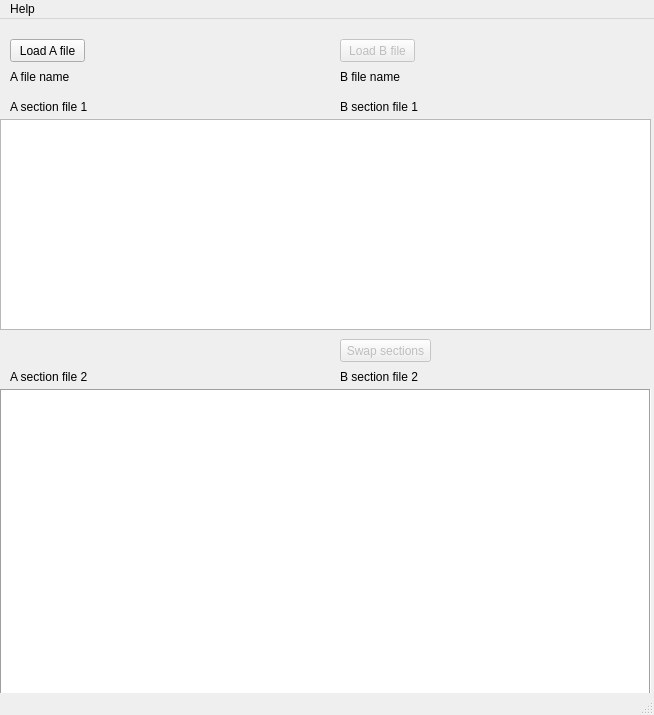
Above: CuraCompareProfiles.ui from aleksandarpu/CuraProfileCompare before the change. Below: the same form after it.
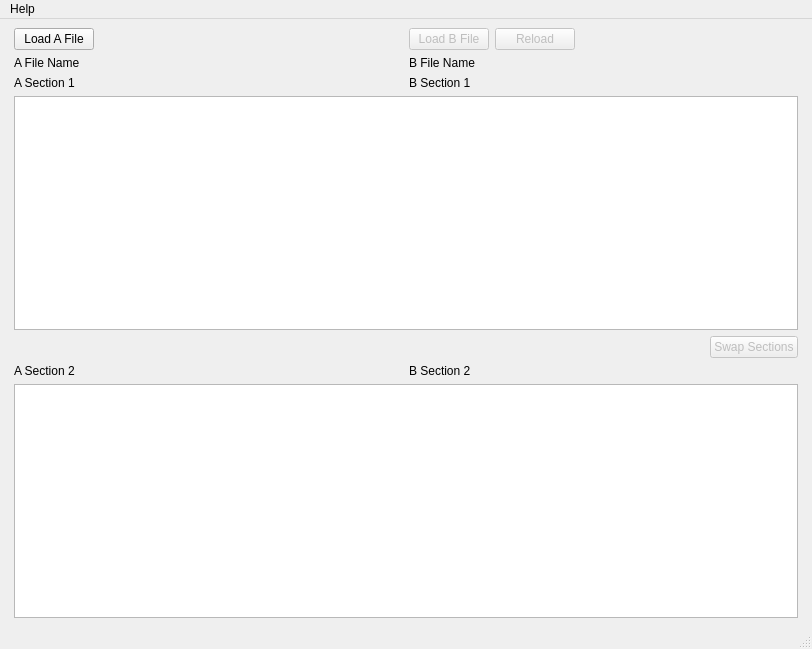
That is the form after the change.

```diff
--- a/CuraCompareProfiles.ui
+++ b/CuraCompareProfiles.ui
@@ -6,185 +6,234 @@
    <rect>
     <x>0</x>
     <y>0</y>
-    <width>654</width>
-    <height>715</height>
+    <width>812</width>
+    <height>649</height>
    </rect>
   </property>
+  <property name="sizePolicy">
+   <sizepolicy hsizetype="Expanding" vsizetype="Expanding">
+    <horstretch>0</horstretch>
+    <verstretch>0</verstretch>
+   </sizepolicy>
+  </property>
   <property name="windowTitle">
    <string>CuraCompareProfiles</string>
   </property>
   <widget class="QWidget" name="centralwidget">
-   <widget class="QPushButton" name="pushButtonLoadLeft">
-    <property name="geometry">
-     <rect>
-      <x>10</x>
-      <y>20</y>
-      <width>75</width>
-      <height>23</height>
-     </rect>
-    </property>
+   <layout class="QGridLayout" name="gridLayout">
+    <item row="0" column="0">
+     <layout class="QVBoxLayout" name="verticalLayout_4">
+      <property name="sizeConstraint">
+       <enum>QLayout::SetDefaultConstraint</enum>
+      </property>
+      <property name="leftMargin">
+       <number>5</number>
+      </property>
+      <property name="rightMargin">
+       <number>5</number>
+      </property>
+      <item>
+       <layout class="QHBoxLayout" name="horizontalLayout_3">
+        <item>
+         <layout class="QVBoxLayout" name="verticalLayout">
+          <item>
+           <layout class="QHBoxLayout" name="horizontalLayout">
+            <item>
+             <widget class="QPushButton" name="pushButtonLoadA">
     <property name="text">
-     <string>Load A file</string>
-    </property>
-   </widget>
-   <widget class="QPushButton" name="pushButtonLoadRight">
-    <property name="enabled">
-     <bool>false</bool>
-    </property>
-    <property name="geometry">
-     <rect>
-      <x>340</x>
-      <y>20</y>
-      <width>75</width>
-      <height>23</height>
-     </rect>
-    </property>
+               <string>Load A File</string>
+              </property>
+             </widget>
+            </item>
+            <item>
+             <spacer name="horizontalSpacer">
+              <property name="orientation">
+               <enum>Qt::Horizontal</enum>
+              </property>
+              <property name="sizeHint" stdset="0">
+               <size>
+                <width>40</width>
+                <height>20</height>
+               </size>
+              </property>
+             </spacer>
+            </item>
+           </layout>
+          </item>
+          <item>
+           <widget class="QLabel" name="labelFileNameA">
+            <property name="sizePolicy">
+             <sizepolicy hsizetype="Ignored" vsizetype="Preferred">
+              <horstretch>0</horstretch>
+              <verstretch>0</verstretch>
+             </sizepolicy>
+            </property>
     <property name="text">
-     <string>Load B file</string>
-    </property>
-   </widget>
-   <widget class="QLabel" name="labelLeftFile">
-    <property name="geometry">
-     <rect>
-      <x>10</x>
-      <y>50</y>
-      <width>301</width>
-      <height>16</height>
-     </rect>
+             <string>A File Name</string>
+            </property>
+           </widget>
+          </item>
+          <item>
+           <widget class="QLabel" name="labelFileASection1">
+            <property name="sizePolicy">
+             <sizepolicy hsizetype="Ignored" vsizetype="Preferred">
+              <horstretch>0</horstretch>
+              <verstretch>0</verstretch>
+             </sizepolicy>
     </property>
     <property name="text">
-     <string>A file name</string>
-    </property>
-   </widget>
-   <widget class="QLabel" name="labelLeftSub1">
-    <property name="geometry">
-     <rect>
-      <x>10</x>
-      <y>80</y>
-      <width>301</width>
-      <height>16</height>
-     </rect>
+             <string>A Section 1</string>
+            </property>
+           </widget>
+          </item>
+         </layout>
+        </item>
+        <item>
+         <layout class="QVBoxLayout" name="verticalLayout_2">
+          <item>
+           <layout class="QHBoxLayout" name="horizontalLayout_2">
+            <item>
+             <widget class="QPushButton" name="pushButtonLoadB">
+              <property name="enabled">
+               <bool>false</bool>
     </property>
     <property name="text">
-     <string>A section file 1</string>
-    </property>
-   </widget>
-   <widget class="QLabel" name="labelLeftSub2">
-    <property name="geometry">
-     <rect>
-      <x>10</x>
-      <y>350</y>
-      <width>301</width>
-      <height>16</height>
-     </rect>
+               <string>Load B File</string>
+              </property>
+             </widget>
+            </item>
+            <item>
+             <widget class="QPushButton" name="pushButtonReloadB">
+              <property name="enabled">
+               <bool>false</bool>
     </property>
     <property name="text">
-     <string>A section file 2</string>
-    </property>
-   </widget>
-   <widget class="QLabel" name="labelRightFile">
-    <property name="geometry">
-     <rect>
-      <x>340</x>
-      <y>50</y>
-      <width>301</width>
-      <height>16</height>
-     </rect>
-    </property>
-    <property name="text">
-     <string>B file name</string>
-    </property>
-   </widget>
-   <widget class="QLabel" name="labelRightSub1">
-    <property name="geometry">
-     <rect>
-      <x>340</x>
-      <y>80</y>
-      <width>301</width>
-      <height>16</height>
-     </rect>
+               <string>Reload</string>
+              </property>
+             </widget>
+            </item>
+            <item>
+             <spacer name="horizontalSpacer_3">
+              <property name="orientation">
+               <enum>Qt::Horizontal</enum>
+              </property>
+              <property name="sizeHint" stdset="0">
+               <size>
+                <width>40</width>
+                <height>20</height>
+               </size>
+              </property>
+             </spacer>
+            </item>
+           </layout>
+          </item>
+          <item>
+           <widget class="QLabel" name="labelFileNameB">
+            <property name="sizePolicy">
+             <sizepolicy hsizetype="Ignored" vsizetype="Preferred">
+              <horstretch>0</horstretch>
+              <verstretch>0</verstretch>
+             </sizepolicy>
     </property>
     <property name="text">
-     <string>B section file 1</string>
-    </property>
-   </widget>
-   <widget class="QLabel" name="labelRightSub2">
-    <property name="geometry">
-     <rect>
-      <x>340</x>
-      <y>350</y>
-      <width>301</width>
-      <height>16</height>
-     </rect>
+             <string>B File Name</string>
+            </property>
+           </widget>
+          </item>
+          <item>
+           <widget class="QLabel" name="labelFileBSection1">
+            <property name="sizePolicy">
+             <sizepolicy hsizetype="Ignored" vsizetype="Preferred">
+              <horstretch>0</horstretch>
+              <verstretch>0</verstretch>
+             </sizepolicy>
     </property>
     <property name="text">
-     <string>B section file 2</string>
-    </property>
-   </widget>
-   <widget class="QTableWidget" name="tableWidget_1">
-    <property name="geometry">
-     <rect>
-      <x>0</x>
-      <y>100</y>
-      <width>651</width>
-      <height>211</height>
-     </rect>
-    </property>
-    <property name="sizeAdjustPolicy">
-     <enum>QAbstractScrollArea::AdjustIgnored</enum>
-    </property>
-    <attribute name="horizontalHeaderVisible">
-     <bool>true</bool>
-    </attribute>
-    <attribute name="verticalHeaderVisible">
+             <string>B Section 1</string>
+            </property>
+           </widget>
+          </item>
+         </layout>
+        </item>
+       </layout>
+      </item>
+      <item>
+       <widget class="QTableWidget" name="tableWidget_1"/>
+      </item>
+      <item>
+       <layout class="QVBoxLayout" name="verticalLayout_3">
+        <item>
+         <layout class="QHBoxLayout" name="horizontalLayout_5">
+          <item>
+           <spacer name="horizontalSpacer_2">
+            <property name="orientation">
+             <enum>Qt::Horizontal</enum>
+            </property>
+            <property name="sizeHint" stdset="0">
+             <size>
+              <width>40</width>
+              <height>20</height>
+             </size>
+            </property>
+           </spacer>
+          </item>
+          <item>
+           <widget class="QPushButton" name="pushButtonSwapSections">
+            <property name="enabled">
      <bool>false</bool>
-    </attribute>
-   </widget>
-   <widget class="QTableWidget" name="tableWidget_2">
-    <property name="geometry">
-     <rect>
-      <x>0</x>
-      <y>370</y>
-      <width>651</width>
-      <height>311</height>
-     </rect>
-    </property>
-    <property name="frameShape">
-     <enum>QFrame::Box</enum>
-    </property>
-    <property name="sizeAdjustPolicy">
-     <enum>QAbstractScrollArea::AdjustIgnored</enum>
-    </property>
-    <attribute name="horizontalHeaderVisible">
-     <bool>true</bool>
-    </attribute>
-    <attribute name="verticalHeaderVisible">
-     <bool>false</bool>
-    </attribute>
-   </widget>
-   <widget class="QPushButton" name="pushButtonSwap">
-    <property name="enabled">
-     <bool>false</bool>
-    </property>
-    <property name="geometry">
-     <rect>
-      <x>340</x>
-      <y>320</y>
-      <width>91</width>
-      <height>23</height>
-     </rect>
-    </property>
+            </property>
+            <property name="text">
+             <string>Swap Sections</string>
+            </property>
+           </widget>
+          </item>
+         </layout>
+        </item>
+        <item>
+         <layout class="QHBoxLayout" name="horizontalLayout_4">
+          <item>
+           <widget class="QLabel" name="labelFileASection2">
+            <property name="sizePolicy">
+             <sizepolicy hsizetype="Ignored" vsizetype="Preferred">
+              <horstretch>0</horstretch>
+              <verstretch>0</verstretch>
+             </sizepolicy>
+            </property>
+            <property name="text">
+             <string>A Section 2</string>
+            </property>
+           </widget>
+          </item>
+          <item>
+           <widget class="QLabel" name="labelFileBSection2">
+            <property name="sizePolicy">
+             <sizepolicy hsizetype="Ignored" vsizetype="Preferred">
+              <horstretch>0</horstretch>
+              <verstretch>0</verstretch>
+             </sizepolicy>
+            </property>
     <property name="text">
-     <string>Swap sections</string>
-    </property>
-   </widget>
+             <string>B Section 2</string>
+            </property>
+           </widget>
+          </item>
+         </layout>
+        </item>
+       </layout>
+      </item>
+      <item>
+       <widget class="QTableWidget" name="tableWidget_2"/>
+      </item>
+     </layout>
+    </item>
+   </layout>
   </widget>
   <widget class="QMenuBar" name="menubar">
    <property name="geometry">
     <rect>
      <x>0</x>
      <y>0</y>
-     <width>654</width>
+     <width>812</width>
      <height>21</height>
     </rect>
    </property>
```
Left out of the diff: 6 changed lines with no effect on the pictures. Lines whose indentation alone changed are shown as unchanged.
